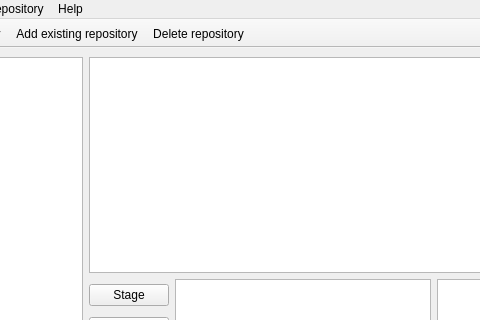
First picture: the form in gitraffe/layouts/main_window.ui, repository pycircle/gitraffe, before the edit; both pictures show x 98 to 578 and y 0 to 320 of the 800 by 525 pixel window.
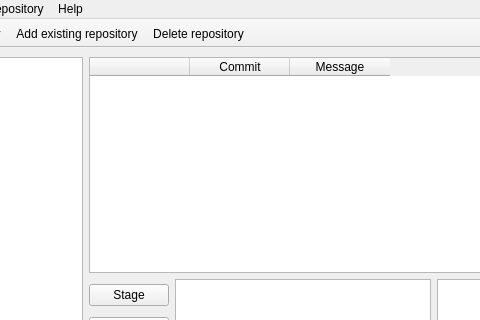
Second picture: the form after the edit.

What changed in the file:
```diff
--- a/gitraffe/layouts/main_window.ui
+++ b/gitraffe/layouts/main_window.ui
@@ -31,7 +31,23 @@
     <item>
      <layout class="QVBoxLayout" name="repositoryLayout">
       <item>
-       <widget class="QTableWidget" name="tableWidget"/>
+       <widget class="QTableWidget" name="repositoryTableWidget">
+        <column>
+         <property name="text">
+          <string/>
+         </property>
+        </column>
+        <column>
+         <property name="text">
+          <string>Commit</string>
+         </property>
+        </column>
+        <column>
+         <property name="text">
+          <string>Message</string>
+         </property>
+        </column>
+       </widget>
       </item>
       <item>
        <layout class="QHBoxLayout" name="changesetLayout">
```
